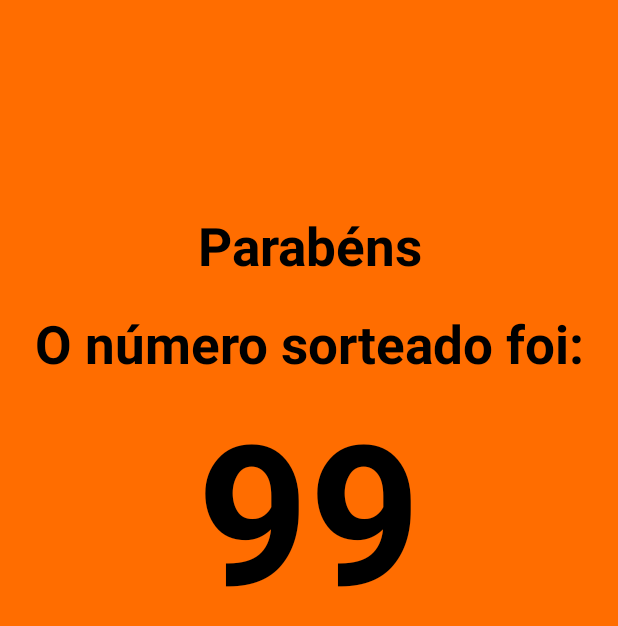
After one commit to Eliard0/gerador_de_numero, an Android app: the NumberDrawn screen opened directly, with no data from a screen before it, on a phone screen of 412 x 824 dp. The commit adds this screen. Shown: the top 626 px of the screen. Run offline under Robolectric (Android 15) with nearby library versions, the phone set to English and light mode, and no system bars; 1 statement that could not run was skipped.

Commit message:
feat gerando numero aleatorio e mostrando em outra tela

```diff
--- a/app/src/main/AndroidManifest.xml
+++ b/app/src/main/AndroidManifest.xml
@@ -13,6 +13,9 @@
         android:theme="@style/Theme.Sorteio"
         tools:targetApi="31">
         <activity
+            android:name=".NumberDrawn"
+            android:exported="false" />
+        <activity
             android:name=".HomeActivity"
             android:exported="false" />
         <activity
--- /dev/null
+++ b/app/src/main/java/dev/user/sorteio/NumberDrawn.kt
@@ -0,0 +1,30 @@
+package dev.user.sorteio
+
+import android.content.Intent
+import android.os.Bundle
+import androidx.appcompat.app.AppCompatActivity
+import dev.user.sorteio.databinding.ActivityNumberDrawnBinding
+
+class NumberDrawn : AppCompatActivity() {
+
+    private  lateinit var binding: ActivityNumberDrawnBinding
+    override fun onCreate(savedInstanceState: Bundle?) {
+        super.onCreate(savedInstanceState)
+
+        binding = ActivityNumberDrawnBinding.inflate(layoutInflater)
+
+        setContentView(binding.root)
+
+        supportActionBar?.hide()
+
+     numeroSorteado()
+
+    }
+
+    fun numeroSorteado() {
+
+        var numeroSorteado = intent.getStringExtra("numeroAleatorio")
+        binding.tvNumero.text = numeroSorteado.toString()
+
+    }
+}
--- /dev/null
+++ b/app/src/main/res/layout/activity_number_drawn.xml
@@ -0,0 +1,54 @@
+<?xml version="1.0" encoding="utf-8"?>
+<androidx.constraintlayout.widget.ConstraintLayout xmlns:android="http://schemas.android.com/apk/res/android"
+    xmlns:app="http://schemas.android.com/apk/res-auto"
+    xmlns:tools="http://schemas.android.com/tools"
+    android:layout_width="match_parent"
+    android:layout_height="match_parent"
+    android:background="@color/colorBase"
+    tools:context=".NumberDrawn">
+
+
+    <TextView
+        android:id="@+id/tvParabens"
+        android:layout_width="wrap_content"
+        android:layout_height="wrap_content"
+        android:layout_marginTop="140dp"
+        android:text="@string/parabens"
+        android:textAlignment="center"
+        android:textAllCaps="false"
+        android:textSize="35sp"
+        android:textStyle="bold"
+        android:textColor="@color/black"
+        app:layout_constraintEnd_toEndOf="parent"
+        app:layout_constraintStart_toStartOf="parent"
+        app:layout_constraintTop_toTopOf="parent" />
+
+    <TextView
+        android:id="@+id/tvFrase"
+        android:layout_width="wrap_content"
+        android:layout_height="wrap_content"
+        android:layout_marginTop="18dp"
+        android:text="@string/frase_numero_sorteado"
+        android:textAlignment="center"
+        android:textAllCaps="false"
+        android:textSize="35sp"
+        android:textStyle="bold"
+        android:textColor="@color/black"
+        app:layout_constraintEnd_toEndOf="parent"
+        app:layout_constraintStart_toStartOf="parent"
+        app:layout_constraintTop_toBottomOf="@+id/tvParabens" />
+
+    <TextView
+        android:id="@+id/tvNumero"
+        android:layout_width="wrap_content"
+        android:layout_height="wrap_content"
+        android:text="99"
+        android:textAlignment="center"
+        android:textAllCaps="false"
+        android:textSize="130sp"
+        android:textStyle="bold"
+        android:textColor="@color/black"
+        app:layout_constraintEnd_toEndOf="parent"
+        app:layout_constraintStart_toStartOf="parent"
+        app:layout_constraintTop_toBottomOf="@+id/tvFrase" />
+</androidx.constraintlayout.widget.ConstraintLayout>
--- a/app/src/main/res/values-night/strings.xml
+++ b/app/src/main/res/values-night/strings.xml
@@ -2,4 +2,6 @@
 <resources>
     <string name="gerar_numero">Sortear Número</string>
     <string name="sortear_numero">Sortear 1 número</string>
+    <string name="parabens">Parabéns</string>
+    <string name="frase_numero_sorteado">O número sorteado foi:</string>
 </resources>
--- a/app/src/main/res/values/strings.xml
+++ b/app/src/main/res/values/strings.xml
@@ -1,5 +1,7 @@
 <resources>
-    <string name="app_name">Gerador de Número</string>
+    <string name="app_name">Gerador de Números</string>
     <string name="gerar_numero">Sortear Número</string>
     <string name="sortear_numero">Sortear 1 número</string>
+    <string name="parabens">Parabéns</string>
+    <string name="frase_numero_sorteado">O número sorteado foi:</string>
 </resources>
```
Also changed, not shown: app/src/main/java/dev/user/sorteio/HomeActivity.kt (+8 -5 lines), app/src/main/res/layout/activity_home.xml (+2 -12 lines).
